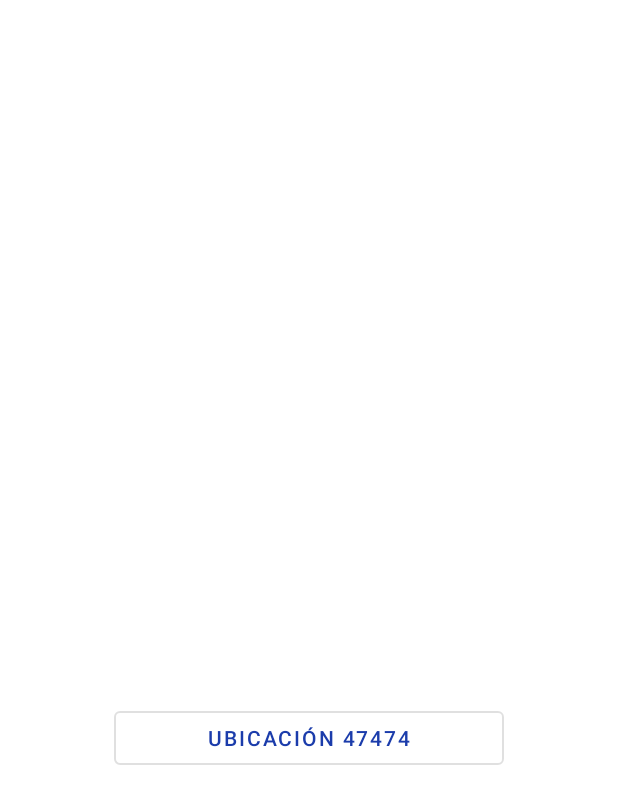
After one commit to anggonzales/SOSS, an Android app: the DetalleEmpresa screen opened directly, with no data from a screen before it, on a phone screen of 412 x 824 dp. The commit adds this screen. Shown: the top 804 px of the screen. Run offline under Robolectric (Android 15) with nearby library versions, the phone set to English and light mode, and no system bars; libraries missing offline, so code that uses them is left out: com.paypal.android; 2 statements that could not run were skipped.

Commit message:
Nuevo detalle empresa

```diff
--- a/app/src/main/AndroidManifest.xml
+++ b/app/src/main/AndroidManifest.xml
@@ -16,7 +16,8 @@
         android:roundIcon="@mipmap/ic_launcher_round"
         android:supportsRtl="true"
         android:theme="@style/AppTheme">
-        <activity android:name=".CategoriaUsuario"></activity>
+        <activity android:name=".DetalleEmpresa"></activity>
+        <activity android:name=".CategoriaUsuario" />
         <activity android:name=".PagoServicio" />
         <activity android:name=".UbicacionServicio" />
         <activity android:name=".DetalleServicio" />
--- a/app/src/main/java/com/example/soss/Adapters/EmpresaAdapter.java
+++ b/app/src/main/java/com/example/soss/Adapters/EmpresaAdapter.java
@@ -10,6 +10,7 @@ import android.widget.TextView;
 
 import androidx.recyclerview.widget.RecyclerView;
 
+import com.example.soss.DetalleEmpresa;
 import com.example.soss.Model.ClsEmpresa;
 import com.example.soss.DetalleServicio;
 import com.example.soss.R;
@@ -45,11 +46,13 @@ public class EmpresaAdapter extends RecyclerView.Adapter<EmpresaAdapter.ViewHold
         holder.itemView.setOnClickListener(new View.OnClickListener() {
             @Override
             public void onClick(View v) {
-                Intent intent = new Intent(micontext, UbicacionServicio.class);
+                Intent intent = new Intent(micontext, DetalleEmpresa.class);
                 //intent.putExtra("id", datos.get(i).getId());
+
                 intent.putExtra("Nombre", ListaEmpresas.get(i).getNombre());
                 intent.putExtra("Latitud", ListaEmpresas.get(i).getLatitud());
                 intent.putExtra("Longitud", ListaEmpresas.get(i).getLongitud());
+
                 micontext.startActivity(intent);
             }
         });
--- /dev/null
+++ b/app/src/main/java/com/example/soss/DetalleEmpresa.java
@@ -0,0 +1,42 @@
+package com.example.soss;
+
+import androidx.appcompat.app.AppCompatActivity;
+
+import android.content.Intent;
+import android.os.Bundle;
+import android.view.View;
+import android.widget.Button;
+
+import com.paypal.android.sdk.payments.PayPalPayment;
+import com.paypal.android.sdk.payments.PayPalService;
+import com.paypal.android.sdk.payments.PaymentActivity;
+
+import java.math.BigDecimal;
+
+public class DetalleEmpresa extends AppCompatActivity {
+
+    String latitudservicio;
+    String longitudservicio;
+    Button btnUbicacion;
+    @Override
+    protected void onCreate(Bundle savedInstanceState) {
+        super.onCreate(savedInstanceState);
+        setContentView(R.layout.activity_detalle_empresa);
+        btnUbicacion = (Button)findViewById(R.id.btnUbicacion);
+
+        Bundle extras = getIntent().getExtras();
+        latitudservicio =  extras.getString("Latitud");
+        longitudservicio = extras.getString("Longitud");
+
+        btnUbicacion.setOnClickListener(new View.OnClickListener() {
+            @Override
+            public void onClick(View v) {
+                Intent intent = new Intent(DetalleEmpresa.this, UbicacionServicio.class);
+                //intent.putExtra("id", datos.get(i).getId());
+                intent.putExtra("Latitud", latitudservicio);
+                intent.putExtra("Longitud", longitudservicio );
+                startActivity(intent);
+            }
+        });
+    }
+}
--- /dev/null
+++ b/app/src/main/res/layout/activity_detalle_empresa.xml
@@ -0,0 +1,24 @@
+<?xml version="1.0" encoding="utf-8"?>
+<androidx.constraintlayout.widget.ConstraintLayout
+    xmlns:android="http://schemas.android.com/apk/res/android"
+    xmlns:app="http://schemas.android.com/apk/res-auto"
+    xmlns:tools="http://schemas.android.com/tools"
+    android:layout_width="match_parent"
+    android:layout_height="match_parent"
+    tools:context=".DetalleEmpresa">
+
+    <Button
+        android:id="@+id/btnUbicacion"
+        android:text="Ubicación 47474"
+        android:onClick="VerUbicacion"
+        android:layout_marginTop="160dp"
+        android:layout_width="260dp"
+        android:layout_height="wrap_content"
+        app:layout_constraintStart_toStartOf="parent"
+        app:layout_constraintEnd_toEndOf="parent"
+        app:layout_constraintBottom_toBottomOf="parent"
+        app:layout_constraintTop_toTopOf="parent"
+        style="@style/Widget.MaterialComponents.Button.OutlinedButton"
+        />
+
+</androidx.constraintlayout.widget.ConstraintLayout>
```
Also changed, not shown: app/src/main/java/com/example/soss/Login.java (+4 -7 lines).
